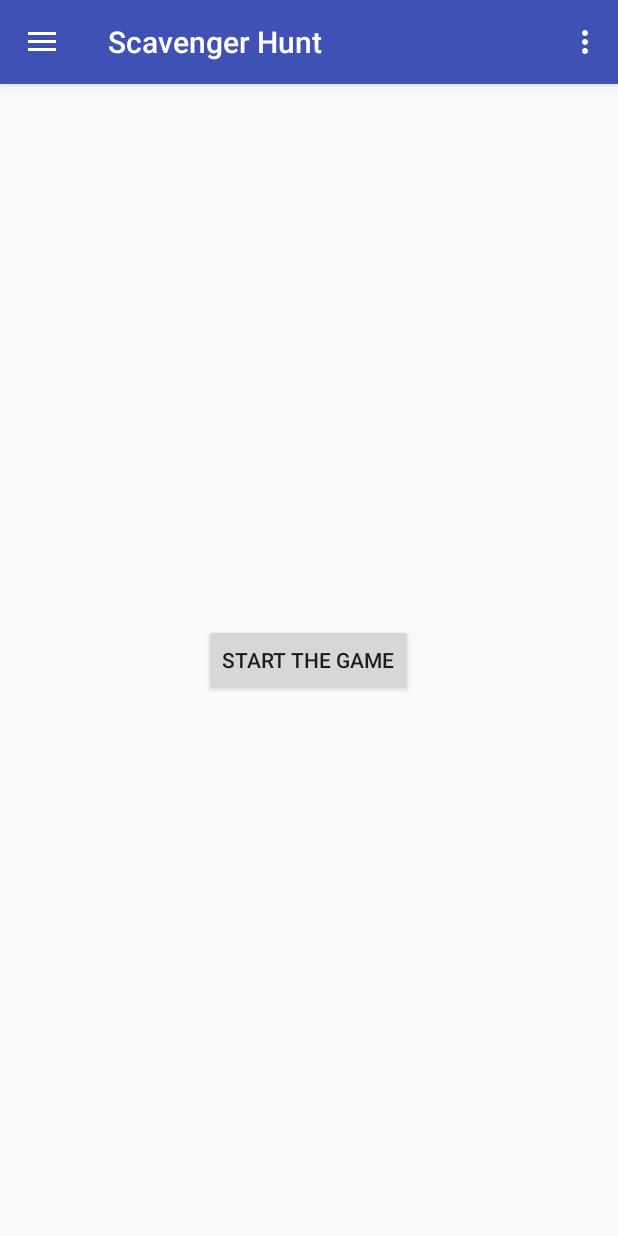
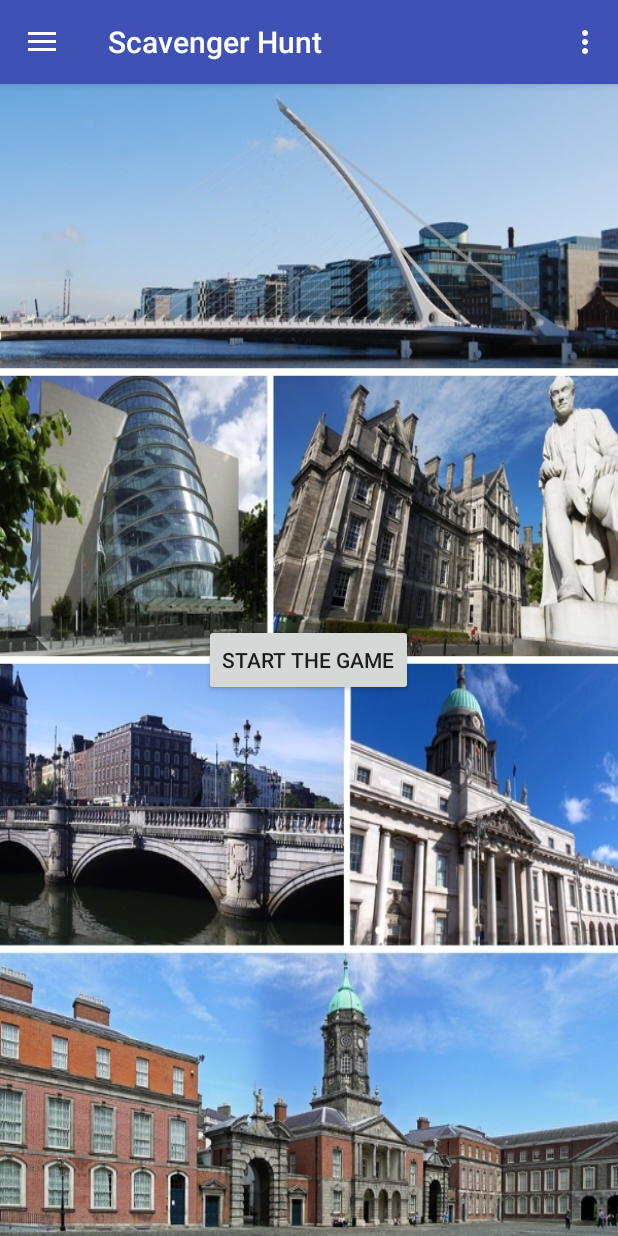
Before and after one commit to msaukans/ScavengerHunt, an Android app: the MainActivity screen opened directly, with no data from a screen before it, on a phone screen of 412 x 824 dp. Run offline under Robolectric (Android 15) with nearby library versions, the light colour scheme and no system bars; our stand-ins replace Firebase (no records; nobody signed in at launch, a user with empty details on screens opened directly); libraries missing offline, so code that uses them is left out: com.firebase.client; 2 statements that could not run were skipped.

Commit message:
added background to the home screen

```diff
--- a/app/src/main/java/com/sample/maris/scavengerhunt/MainActivity.java
+++ b/app/src/main/java/com/sample/maris/scavengerhunt/MainActivity.java
@@ -102,9 +102,6 @@ public class MainActivity extends AppCompatActivity implements NavigationView.On
 
             }
         });*/
-
-
-
 
 
     }//end onCreate method
--- a/app/src/main/res/layout/activity_login.xml
+++ b/app/src/main/res/layout/activity_login.xml
@@ -39,7 +39,6 @@
             android:layout_height="wrap_content"
             android:hint="@string/email"
             android:layout_margin="15dp"
-            android:text="maris@maris.net"
             android:layout_below="@id/tvLog"
             android:background="@drawable/rounded_ed"
             android:padding="10dp"/>
@@ -51,7 +50,6 @@
             android:layout_height="wrap_content"
             android:hint="@string/password"
             android:layout_margin="15dp"
-            android:text="pass123"
             android:layout_below="@id/editTextEmail"
             android:background="@drawable/rounded_ed"
             android:padding="10dp"/>
--- a/app/src/main/res/layout/activity_register.xml
+++ b/app/src/main/res/layout/activity_register.xml
@@ -8,11 +8,13 @@
 
     <RelativeLayout
         android:id="@+id/lin1"
-        android:layout_width="match_parent"
+        android:layout_width="368dp"
         android:orientation="vertical"
         android:layout_height="wrap_content"
         android:layout_alignParentTop="true"
-        android:layout_alignParentStart="true">
+        android:layout_alignParentStart="true"
+        tools:layout_editor_absoluteY="0dp"
+        tools:layout_editor_absoluteX="8dp">
 
         <ImageView
             android:id="@+id/imgRegLogo"
--- a/app/src/main/res/layout/content_main.xml
+++ b/app/src/main/res/layout/content_main.xml
@@ -11,7 +11,8 @@
     android:paddingTop="@dimen/activity_vertical_margin"
     app:layout_behavior="@string/appbar_scrolling_view_behavior"
     tools:context="com.sample.maris.scavengerhunt.MainActivity"
-    tools:showIn="@layout/app_bar_main">
+    tools:showIn="@layout/app_bar_main"
+    android:background="@mipmap/dublin">
 
 
 
```
Also changed, not shown: app/src/main/dublin-web.png (added), app/src/main/res/mipmap-xhdpi/dublin.jpg (added).
